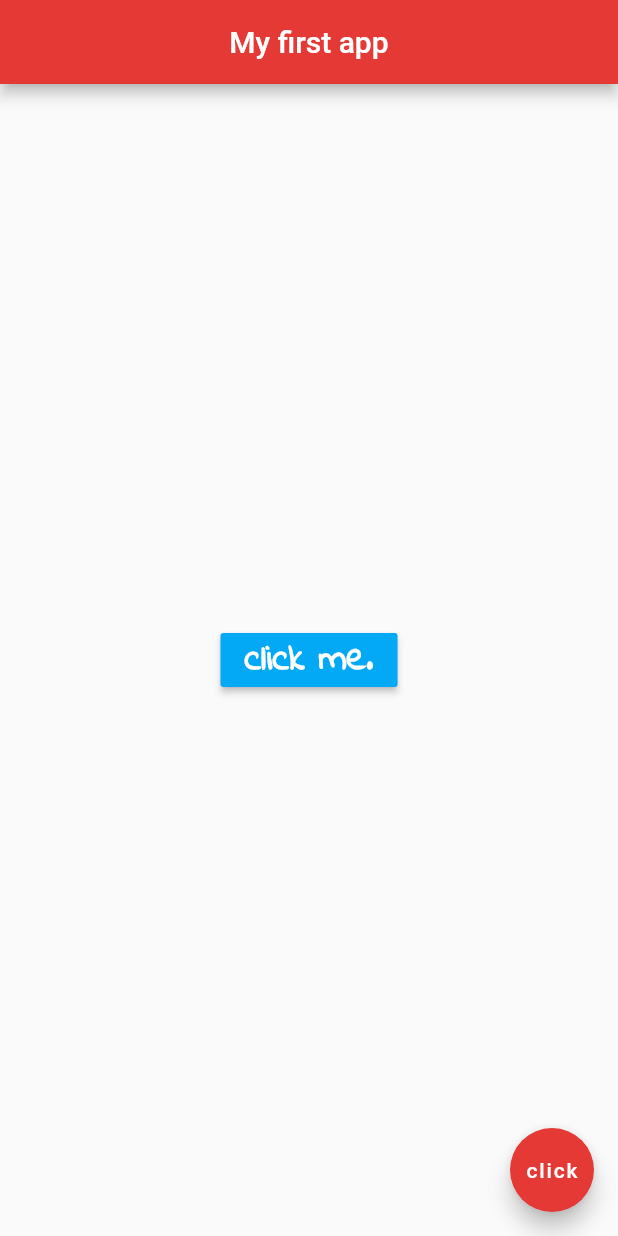
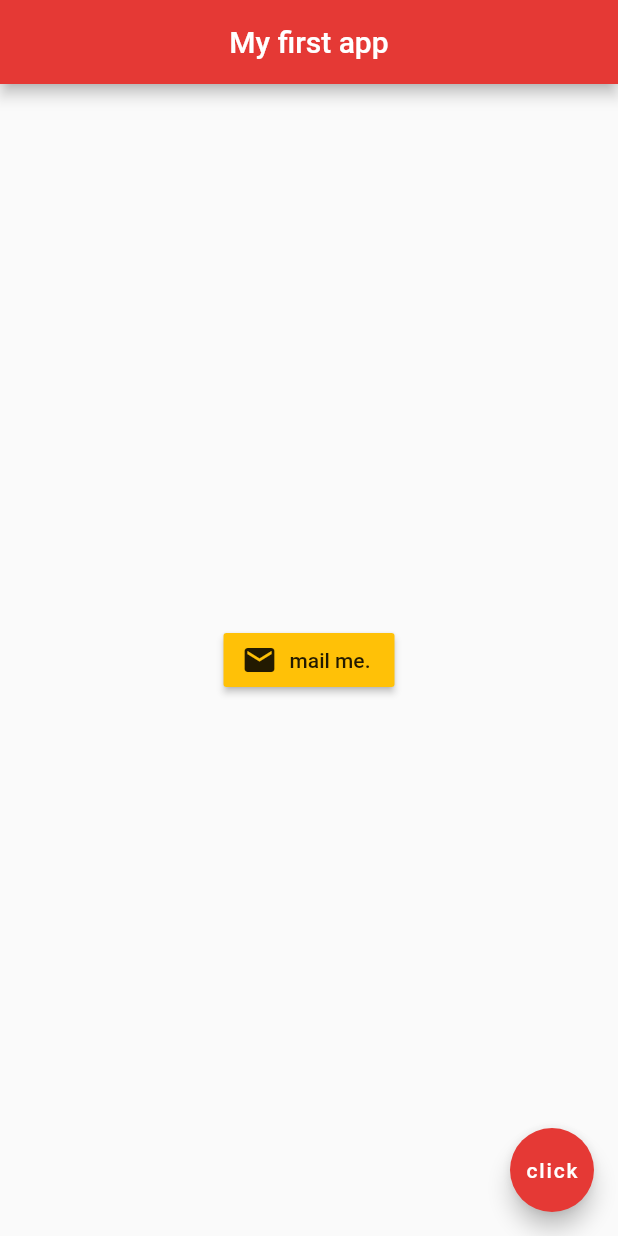
Before and after one commit to NguyenPhatBG/flutter-app-01, a Flutter app: the screen it shows after launch, on a phone screen of 412 x 824 dp. Run offline on Flutter 3.47's test engine with Material 2 defaults, Android fonts, the phone set to English and light mode, and no system bars.

Commit message:
Button add icon

```diff
--- a/lib/main.dart
+++ b/lib/main.dart
@@ -14,20 +14,13 @@ class Home extends StatelessWidget {
         backgroundColor: Colors.red[600],
       ),
       body: Center(
-        child: RaisedButton(
-          onPressed: () {
-            print('you just click me.');
-          },
-          child: Text(
-            'click me.',
-            style: TextStyle(
-              color: Colors.white,
-              fontFamily: 'IndieFlower',
-              fontSize: 25.0,
-              fontWeight: FontWeight.bold
+        child: RaisedButton.icon(
+            onPressed: () {},
+            icon: Icon(
+              Icons.email
             ),
-          ),
-          color: Colors.lightBlue,
+            label: Text('mail me.'),
+          color: Colors.amber,
         )
       ),
       floatingActionButton: FloatingActionButton(
```
